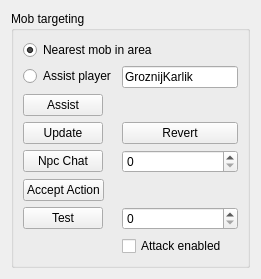
antonshtunder/l2botcontrol, file widgets/actionconfigurationwidget.ui: the form before one commit.
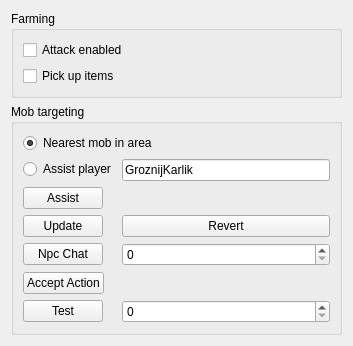
The form after the commit.

The edit to the form file:
```diff
--- a/widgets/actionconfigurationwidget.ui
+++ b/widgets/actionconfigurationwidget.ui
@@ -6,14 +6,37 @@
    <rect>
     <x>0</x>
     <y>0</y>
-    <width>261</width>
-    <height>239</height>
+    <width>353</width>
+    <height>336</height>
    </rect>
   </property>
   <property name="windowTitle">
    <string>Form</string>
   </property>
   <layout class="QVBoxLayout" name="verticalLayout">
+   <item>
+    <widget class="QGroupBox" name="gbFarming">
+     <property name="title">
+      <string>Farming</string>
+     </property>
+     <layout class="QVBoxLayout" name="verticalLayout_2">
+      <item>
+       <widget class="QCheckBox" name="cbAttack">
+        <property name="text">
+         <string>Attack enabled</string>
+        </property>
+       </widget>
+      </item>
+      <item>
+       <widget class="QCheckBox" name="cbPickupItems">
+        <property name="text">
+         <string>Pick up items</string>
+        </property>
+       </widget>
+      </item>
+     </layout>
+    </widget>
+   </item>
    <item>
     <widget class="QGroupBox" name="groupBox">
      <property name="title">
@@ -96,13 +119,6 @@
         </property>
        </widget>
       </item>
-      <item row="7" column="1">
-       <widget class="QCheckBox" name="cbAttack">
-        <property name="text">
-         <string>Attack enabled</string>
-        </property>
-       </widget>
-      </item>
      </layout>
     </widget>
    </item>
```
